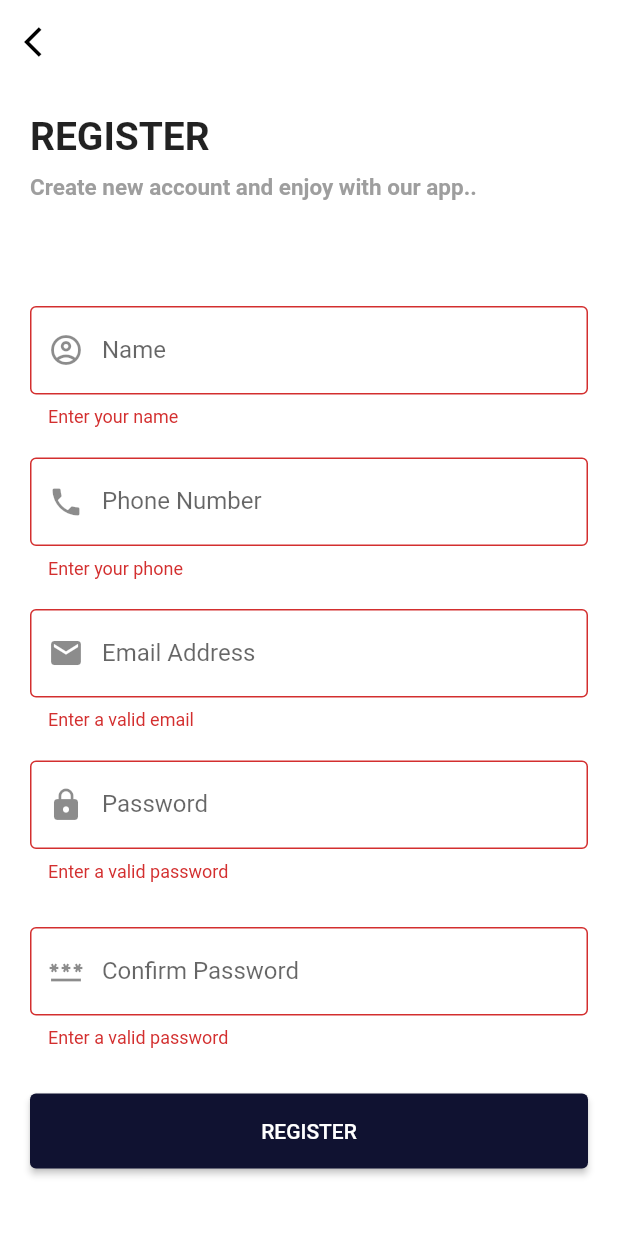
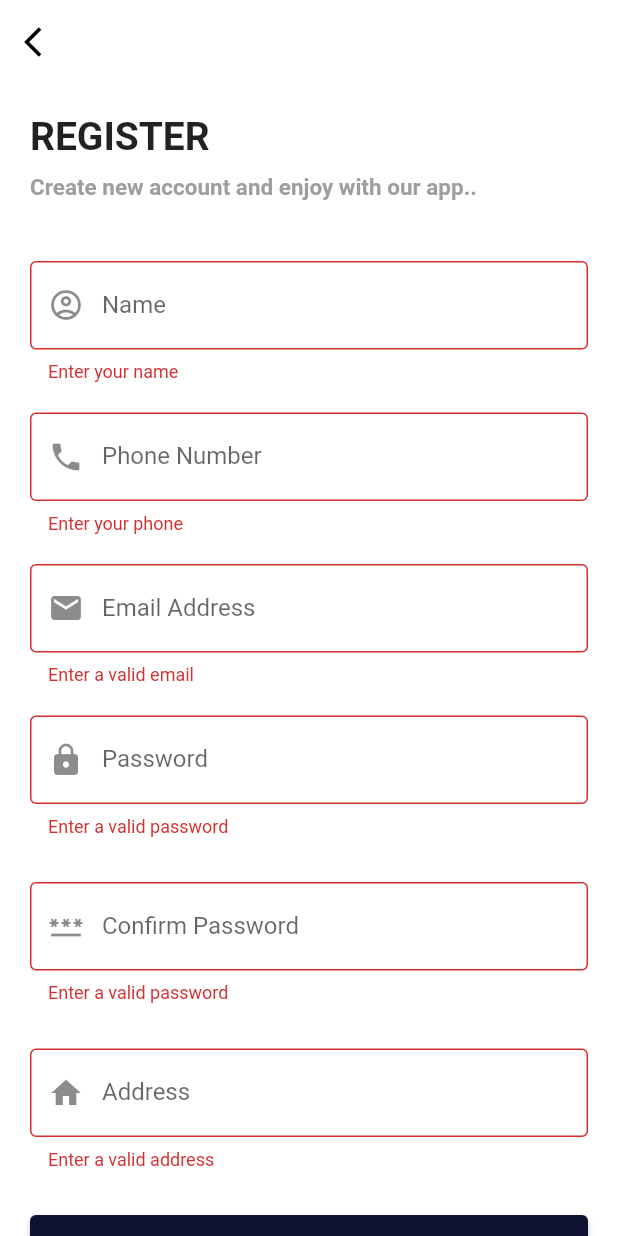
Before and after one commit to HossamMuhammedOmar/speed_x_store, a Flutter app: the RegisterScreen screen opened directly, after a tap on "REGISTER", on a phone screen of 412 x 824 dp. Run offline on Flutter 3.47's test engine with Material 2 defaults, Android fonts, the phone set to English and light mode, and no system bars; our stand-ins replace bloc, cloud_firestore, firebase_auth, firebase_core, flutter_bloc, fluttertoast; accounts and stored records are empty.

Commit message:
update app

```diff
--- a/lib/bloc/register_bloc/states.dart
+++ b/lib/bloc/register_bloc/states.dart
@@ -1,5 +1,6 @@
 abstract class RegisterStates {}
 
+//? States for Register
 class RegisterInitialState extends RegisterStates {}
 
 class RegisterLoadingState extends RegisterStates {}
@@ -11,4 +12,9 @@ class RegisterErrorState extends RegisterStates {
   RegisterErrorState(this.error);
 }
 
+//? States for create new user
+class CreateNewUserSuccessState extends RegisterStates {}
+
+class CreateNewUserErrorState extends RegisterStates {}
+
 class RegisterChangePasswordVisibility extends RegisterStates {}
--- /dev/null
+++ b/lib/models/user_model.dart
@@ -0,0 +1,33 @@
+class UserModel {
+  String? name;
+  String? email;
+  String? phone;
+  String? address;
+  String? uId;
+
+  UserModel({
+    this.name,
+    this.email,
+    this.address,
+    this.phone,
+    this.uId,
+  });
+
+  UserModel.fromJson(Map<String, dynamic> json) {
+    name = json['name'];
+    email = json['email'];
+    phone = json['phone'];
+    address = json['address'];
+    uId = json['uId'];
+  }
+
+  Map<String, dynamic> toMap() {
+    return {
+      'name': name,
+      'email': email,
+      'phone': phone,
+      'address': address,
+      'uId': uId,
+    };
+  }
+}
--- a/lib/screens/register_screen.dart
+++ b/lib/screens/register_screen.dart
@@ -13,6 +13,7 @@ class RegisterScreen extends StatelessWidget {
   final _phoneController = TextEditingController();
   final _passwordController = TextEditingController();
   final _confirmPasswordController = TextEditingController();
+  final _addressController = TextEditingController();
   @override
   Widget build(BuildContext context) {
     return BlocProvider(
@@ -82,7 +83,7 @@ class RegisterScreen extends StatelessWidget {
                       ),
                     ),
                     SizedBox(
-                      height: 70,
+                      height: 40,
                     ),
                     Form(
                       key: _formKey,
@@ -181,6 +182,23 @@ class RegisterScreen extends StatelessWidget {
                           SizedBox(
                             height: 30,
                           ),
+                          TextFormField(
+                            validator: (String? value) {
+                              if (value!.isEmpty) {
+                                return 'Enter a valid address';
+                              }
+                              return null;
+                            },
+                            controller: _addressController,
+                            decoration: InputDecoration(
+                              border: OutlineInputBorder(),
+                              labelText: 'Address',
+                              prefixIcon: Icon(Icons.home),
+                            ),
+                          ),
+                          SizedBox(
+                            height: 30,
+                          ),
                           state is! RegisterLoadingState
                               ? ConstrainedBox(
                                   constraints: BoxConstraints.tightFor(
@@ -193,6 +211,7 @@ class RegisterScreen extends StatelessWidget {
                                           password: _passwordController.text,
                                           phone: _phoneController.text,
                                           name: _nameController.text,
+                                          address: _addressController.text,
                                           context: context,
                                         );
                                       }
--- a/pubspec.yaml
+++ b/pubspec.yaml
@@ -35,6 +35,7 @@ dependencies:
   flutter_bloc: ^7.0.0
   bloc: ^7.0.0
   flutter_svg: ^0.22.0
+  cloud_firestore: "^2.2.0"
 
 dev_dependencies:
   flutter_test:
```
Also changed, not shown: lib/bloc/register_bloc/cubit.dart (+47 -4 lines), pubspec.lock, 1 other file.
